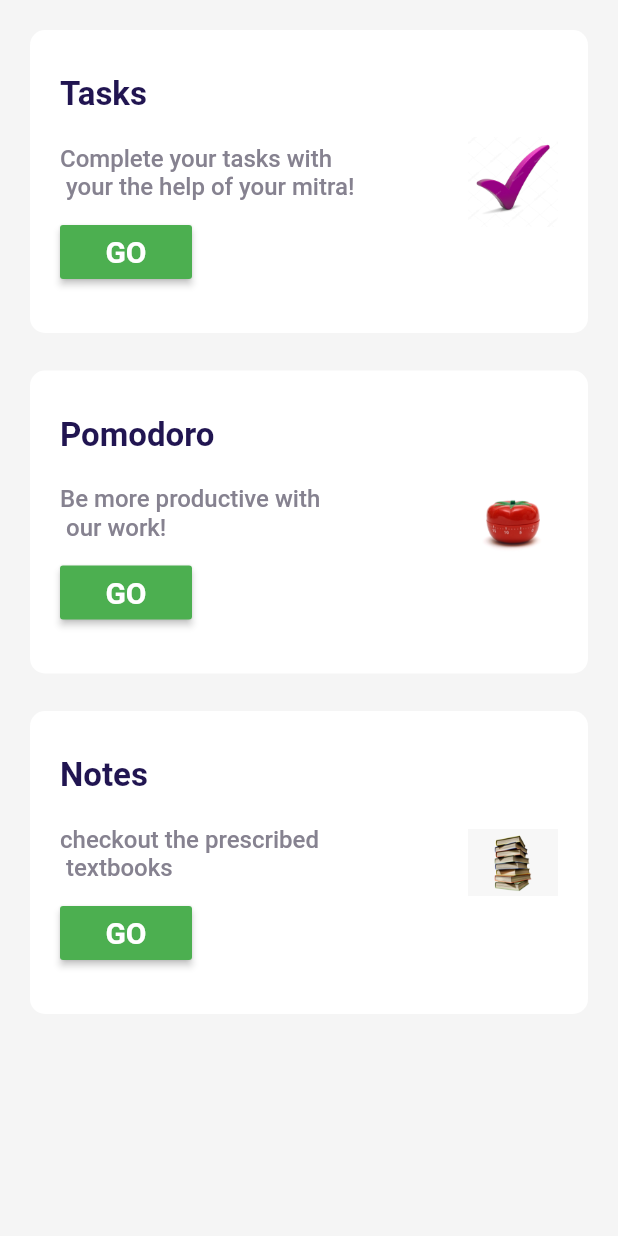
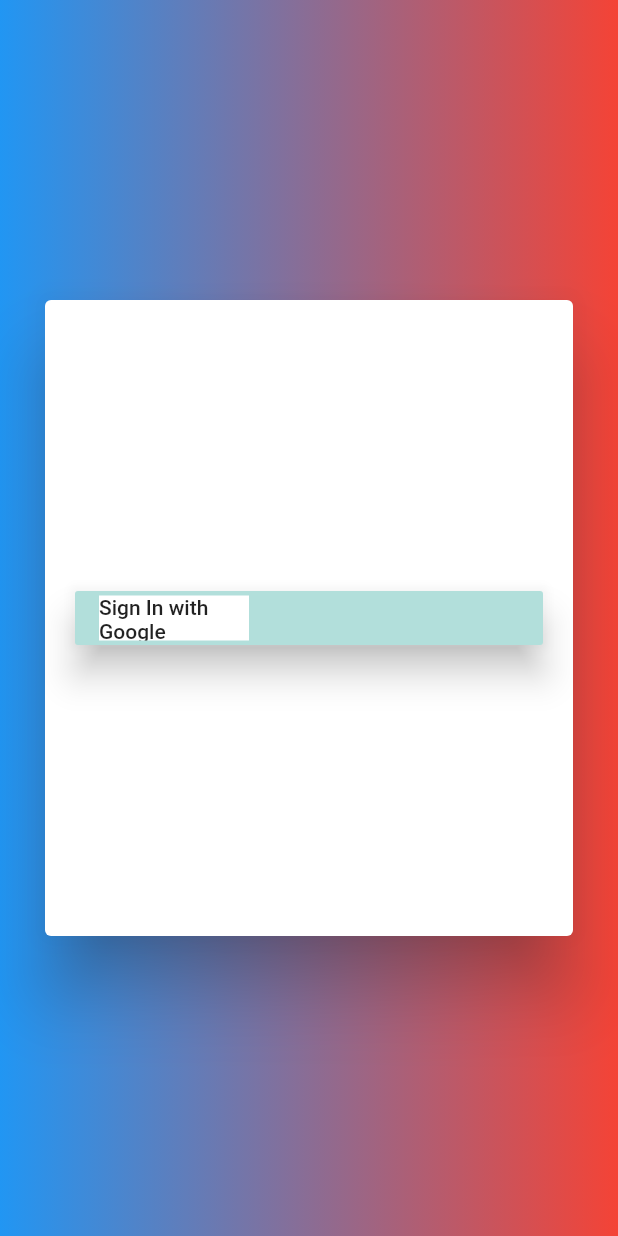
Before and after one commit to hrishi-19/CSE-MITRA, a Flutter app: the screen it shows after launch, on a phone screen of 412 x 824 dp. Run offline on Flutter 3.47's test engine with Material 2 defaults, Android fonts, the phone set to English and light mode, and no system bars; our stand-ins replace firebase_auth, firebase_core, flutter_spinkit, font_awesome_flutter, google_sign_in; accounts and stored records are empty.

Commit message:
google_auth

```diff
--- a/lib/main.dart
+++ b/lib/main.dart
@@ -1,14 +1,18 @@
+import 'package:firebase_core/firebase_core.dart';
 import 'package:flutter/material.dart';
 import 'package:font_awesome_flutter/font_awesome_flutter.dart';
 import 'package:mitra/screens/Home.dart';
 import 'package:mitra/screens/Loading.dart';
 import 'package:mitra/screens/notes.dart';
 import 'package:mitra/screens/pomodoro.dart';
+import 'package:mitra/screens/signin.dart';
 import 'package:mitra/screens/taskpage.dart';
 import 'package:mitra/screens/tasks.dart';
 import 'package:provider/provider.dart';
 
-void main() {
+void main()async {
+  WidgetsFlutterBinding.ensureInitialized();
+  await Firebase.initializeApp();
   runApp(const MyApp());
 }
 
@@ -27,7 +31,7 @@
       ),
       initialRoute: '/',
       routes: {
-        '/': (context) => Loader(),
+        '/':(context)=>SignInScreen(),
         '/home':(context)=>Home(),
         '/notes': (context) => Notes(),
         '/pomodoro': (context) => Pomodoro(),
--- a/lib/screens/Home.dart
+++ b/lib/screens/Home.dart
@@ -23,7 +23,7 @@
                  Spacer(),
                  HomeWidget(heading:'Pomodoro', description: 'Be more productive with\n our work!',route: '/pomodoro',img_path: 'assets/images/pomodoro-timer.jpg'),
                  Spacer(),
-                 HomeWidget(heading: 'Notes', description: 'checkout the prescribed \n textbooks',route: '/notes',img_path: 'assets/images/book.jpg')
+                 HomeWidget(heading: 'Notes', description: 'checkout the prescribed \n textbooks',route: '/notes',img_path: 'assets/images/book.png')
                ],
              ))
 
--- a/lib/screens/pomodoro.dart
+++ b/lib/screens/pomodoro.dart
@@ -30,7 +30,7 @@
     return Scaffold(
       backgroundColor: Colors.white,
       body: Padding(
-        padding: EdgeInsets.only(top: 30),
+        padding: const EdgeInsets.only(top: 30),
         child: Column(
           children: [
             Image(image: AssetImage('assets/images/pomodoro-timer.jpg')),
@@ -46,7 +46,7 @@
                   ),
                 )),
             Padding(
-              padding: EdgeInsets.symmetric(horizontal: 10,vertical: 20),
+              padding: const EdgeInsets.symmetric(horizontal: 10,vertical: 20),
               child: Row(
                 mainAxisSize: MainAxisSize.max,
                 mainAxisAlignment: MainAxisAlignment.center,
--- /dev/null
+++ b/lib/screens/signin.dart
@@ -0,0 +1,63 @@
+import 'package:flutter/cupertino.dart';
+import 'package:flutter/material.dart';
+import 'package:mitra/provider/authentication.dart';
+import 'package:provider/provider.dart';
+class SignInScreen extends StatefulWidget {
+
+  @override
+  _SignInScreenState createState() => _SignInScreenState();
+}
+
+class _SignInScreenState extends State<SignInScreen> {
+  AuthClass authClass=AuthClass();
+
+
+  @override
+  Widget build(BuildContext context) {
+    return Scaffold(
+        body: Container(
+        width: double.infinity,
+        height: double.infinity,
+        decoration: BoxDecoration(
+        gradient: LinearGradient(
+        colors: [
+        Colors.blue,
+        Colors.red,
+        ],
+    ),
+    ),
+    child: Card(
+    margin: EdgeInsets.only(top: 200, bottom: 200, left: 30, right: 30),
+    elevation: 20,
+    child: Column(
+    mainAxisAlignment: MainAxisAlignment.spaceEvenly,
+    children: [
+    Padding(
+    padding: const EdgeInsets.only(left: 20, right: 20),
+    child: MaterialButton(
+    color: Colors.teal[100],
+    elevation: 10,
+    child: Row(
+    mainAxisAlignment: MainAxisAlignment.start,
+    children: [
+    Container(color:Colors.white ,
+    height: 30.0,
+    width: 100,
+    child: Text("Sign In with Google")
+    )
+    ],
+    ),
+
+    // by onpressed we call the function signup function
+    onPressed: (){
+          authClass.googleSignin(context);
+    }
+    ),
+  ),
+  ]
+  ),
+  ),
+  ),
+  );
+}
+}
--- a/lib/widgets/HomeWidget.dart
+++ b/lib/widgets/HomeWidget.dart
@@ -11,8 +11,9 @@
 
   @override
   Widget build(BuildContext context) {
-    return Container(
-        width: double.infinity,
+    return LayoutBuilder(
+      builder:(context,constraints)=>Container(
+          width:constraints.maxWidth,
           padding: EdgeInsets.symmetric(horizontal: 20,vertical: 30),
           margin: EdgeInsets.only(
               bottom: 25
@@ -65,6 +66,7 @@
               )
             ],
           ),
+      ),
     );
   }
 }
--- a/pubspec.yaml
+++ b/pubspec.yaml
@@ -32,12 +32,15 @@
 
   font_awesome_flutter: ^9.2.0
   google_sign_in: ^5.2.1
+  firebase_core: ^1.10.5
+  cloud_firestore: ^3.1.4
   provider: ^6.0.1
   firebase_auth: ^3.2.0
   firebase_storage: ^10.1.0
   sqflite: ^2.0.0+4
   flutter_slidable: ^1.1.0
   flutter_spinkit: ^5.1.0
+
 
 
   # The following adds the Cupertino Icons font to your application.
```
Also changed, not shown: lib/provider/authentication.dart (added, +45 -0 lines), lib/screens/Loading.dart (+15 -3 lines), assets/images/book.jpg (deleted), assets/images/book.png (added), pubspec.lock, 1 other file. Lines whose indentation alone changed are shown as unchanged.
